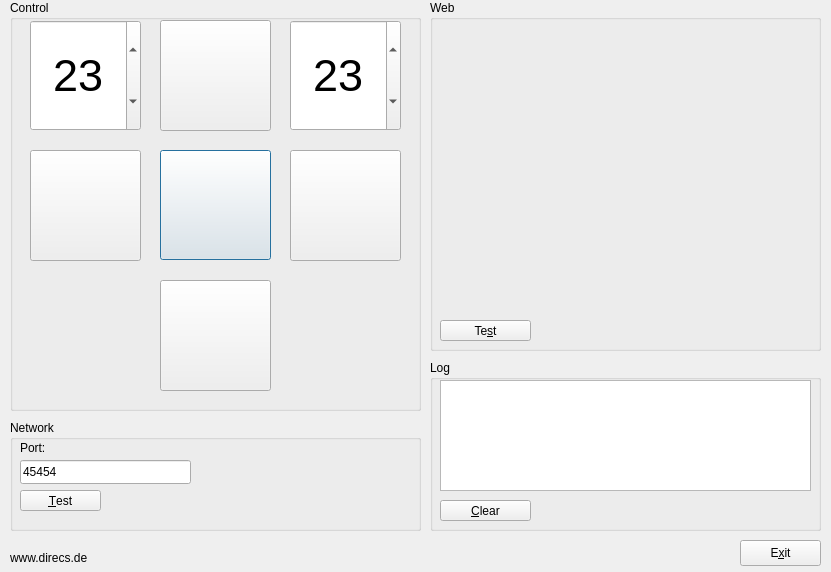
This is mrs-remote/src/gui.ui in markusk/direcs as Qt 5 draws it before an edit. The edited form follows.
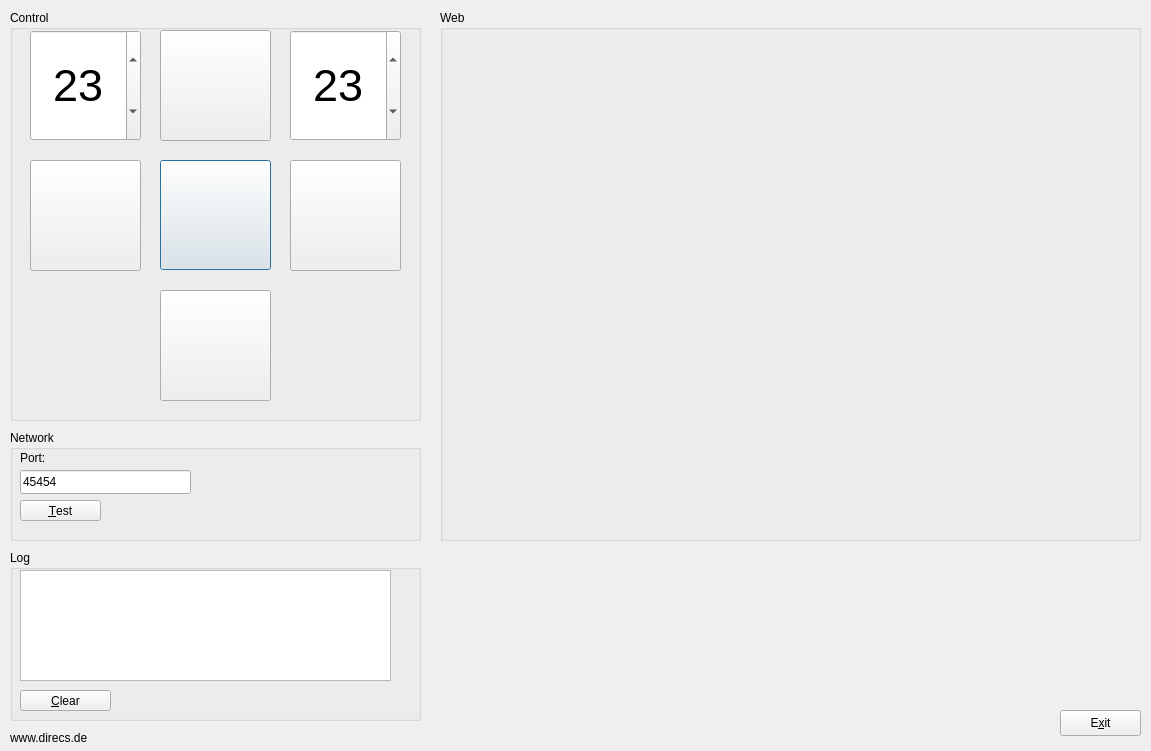
This is the edited form. Icons and pictures are not drawn.

Commit message:
Some tests with Phonon not working
- put to comments

```diff
--- a/mrs-remote/src/gui.ui
+++ b/mrs-remote/src/gui.ui
@@ -6,8 +6,8 @@
    <rect>
     <x>0</x>
     <y>0</y>
-    <width>831</width>
-    <height>572</height>
+    <width>1151</width>
+    <height>751</height>
    </rect>
   </property>
   <property name="sizePolicy" >
@@ -30,7 +30,7 @@
    <property name="geometry" >
     <rect>
      <x>10</x>
-     <y>0</y>
+     <y>10</y>
      <width>411</width>
      <height>411</height>
     </rect>
@@ -224,7 +224,7 @@
    <property name="geometry" >
     <rect>
      <x>10</x>
-     <y>420</y>
+     <y>430</y>
      <width>411</width>
      <height>111</height>
     </rect>
@@ -281,9 +281,9 @@
   <widget class="QGroupBox" name="groupBoxLog" >
    <property name="geometry" >
     <rect>
-     <x>430</x>
-     <y>360</y>
-     <width>391</width>
+     <x>10</x>
+     <y>550</y>
+     <width>411</width>
      <height>171</height>
     </rect>
    </property>
@@ -320,8 +320,8 @@
   <widget class="QPushButton" name="btnExit" >
    <property name="geometry" >
     <rect>
-     <x>740</x>
-     <y>540</y>
+     <x>1060</x>
+     <y>710</y>
      <width>81</width>
      <height>26</height>
     </rect>
@@ -341,7 +341,7 @@
    <property name="geometry" >
     <rect>
      <x>10</x>
-     <y>550</y>
+     <y>730</y>
      <width>83</width>
      <height>16</height>
     </rect>
@@ -365,38 +365,22 @@
   <widget class="QGroupBox" name="groupBoxWeb" >
    <property name="geometry" >
     <rect>
-     <x>430</x>
-     <y>0</y>
-     <width>391</width>
-     <height>351</height>
+     <x>440</x>
+     <y>10</y>
+     <width>701</width>
+     <height>531</height>
     </rect>
    </property>
    <property name="title" >
     <string>Web</string>
    </property>
-   <widget class="QPushButton" name="btnTest_2" >
-    <property name="geometry" >
-     <rect>
-      <x>10</x>
-      <y>320</y>
-      <width>91</width>
-      <height>21</height>
-     </rect>
-    </property>
-    <property name="text" >
-     <string>Te&amp;st</string>
-    </property>
-    <property name="shortcut" >
-     <string>Alt+S</string>
-    </property>
-   </widget>
    <widget class="QWidget" native="1" name="widgetWeb" >
     <property name="geometry" >
      <rect>
-      <x>20</x>
+      <x>10</x>
       <y>20</y>
-      <width>361</width>
-      <height>261</height>
+      <width>681</width>
+      <height>501</height>
      </rect>
     </property>
    </widget>
```
The commit also changes 4 other files.
